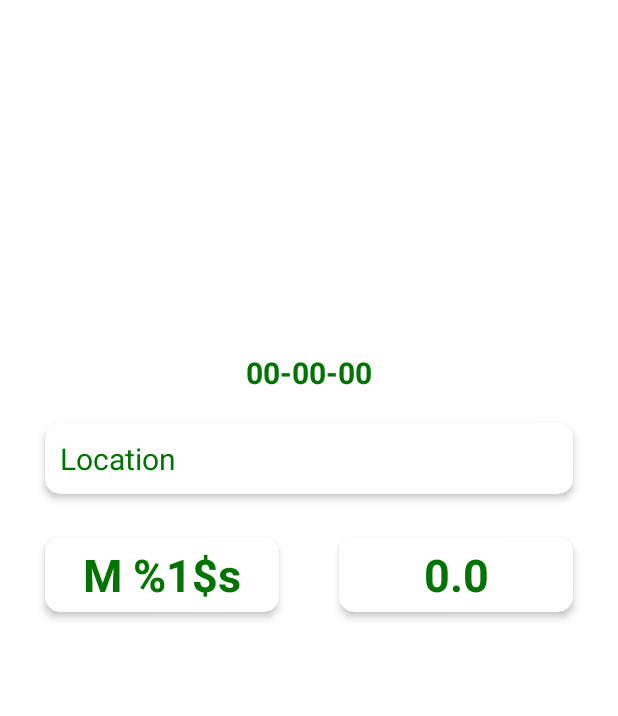
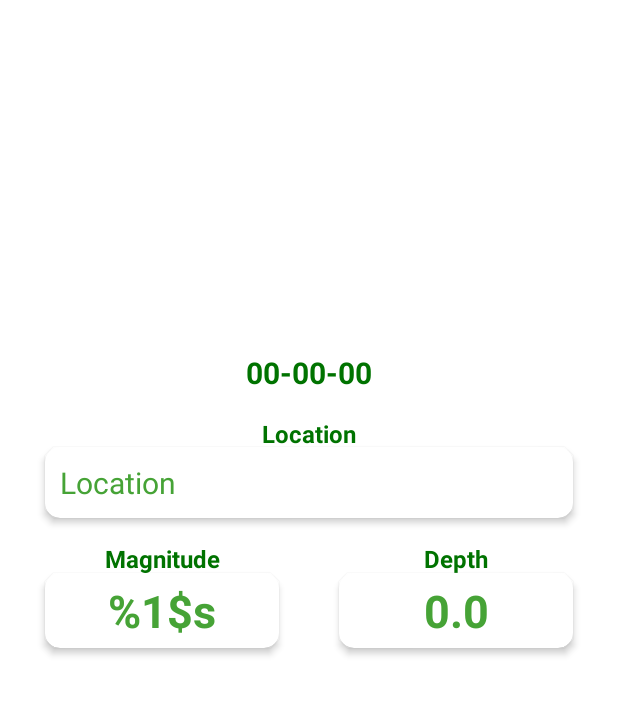
Before and after one commit to Kurohayabusa-r/capstone, an Android app: the fragment EarthquakeDetailFragment shown on its own in the app's theme, on a phone screen of 412 x 824 dp, the part 464-1180 px from its top. Run offline under Robolectric (Android 15) with nearby library versions, the phone set to English and light mode, and no system bars.

Commit message:
Add some changes to the app UI

```diff
--- a/Android/ENDF/app/src/main/java/com/b21cap0397/endf/MainActivity.kt
+++ b/Android/ENDF/app/src/main/java/com/b21cap0397/endf/MainActivity.kt
@@ -34,6 +34,7 @@ class MainActivity : AppCompatActivity() {
         menuInflater.inflate(R.menu.menu, menu)
         return super.onCreateOptionsMenu(menu)
     }
+
     override fun onOptionsItemSelected(item: MenuItem): Boolean {
         if (item.itemId == R.id.action_language_settings) {
             val mIntent = Intent(Settings.ACTION_LOCALE_SETTINGS)
--- a/Android/ENDF/app/src/main/java/com/b21cap0397/endf/ui/earthquake/EarthquakeFiveViewModel.kt
+++ b/Android/ENDF/app/src/main/java/com/b21cap0397/endf/ui/earthquake/EarthquakeFiveViewModel.kt
@@ -47,9 +47,7 @@ class EarthquakeFiveViewModel : ViewModel() {
 
                     gempaObjects.add(gempaLimaSr)
                 }
-
                 gempaList.postValue(gempaObjects)
-//                gempaList.value = gempaObjects
             }
 
             override fun onFailure(
@@ -92,5 +90,6 @@ class EarthquakeFiveViewModel : ViewModel() {
             }
     }
 
+
     fun getEarthquakeList(): LiveData<ArrayList<EarthquakeFiveEntity>> = gempaList
 }
--- a/Android/ENDF/app/src/main/res/layout/fragment_eq_detail.xml
+++ b/Android/ENDF/app/src/main/res/layout/fragment_eq_detail.xml
@@ -32,15 +32,29 @@
             app:layout_constraintStart_toStartOf="parent"
             app:layout_constraintTop_toTopOf="parent" />
 
+        <TextView
+            android:id="@+id/tv_eq_dtl_location"
+            style="@style/Theme.ENDF.PredictionKeys"
+            android:layout_width="0dp"
+            android:layout_height="wrap_content"
+            android:layout_marginStart="20dp"
+            android:layout_marginTop="16dp"
+            android:layout_marginEnd="20dp"
+            android:gravity="center"
+            android:text="@string/location"
+            app:layout_constraintEnd_toEndOf="parent"
+            app:layout_constraintStart_toStartOf="parent"
+            app:layout_constraintTop_toBottomOf="@id/tv_eq_dtl_date_value" />
+
+
         <com.google.android.material.card.MaterialCardView
             android:id="@+id/cv_eq_dtl_location"
             style="@style/Theme.ENDF.CardViewStyleEq"
             android:layout_width="match_parent"
             android:layout_height="wrap_content"
-            android:layout_marginTop="16dp"
             app:layout_constraintEnd_toEndOf="parent"
             app:layout_constraintStart_toStartOf="parent"
-            app:layout_constraintTop_toBottomOf="@+id/tv_eq_dtl_date_value">
+            app:layout_constraintTop_toTopOf="@+id/tv_eq_dtl_location">
 
             <TextView
                 android:id="@+id/tv_eq_dtl_location_value"
@@ -54,6 +68,22 @@
                 android:textStyle="normal" />
         </com.google.android.material.card.MaterialCardView>
 
+        <TextView
+            android:id="@+id/tv_eq_dtl_mgn"
+            style="@style/Theme.ENDF.PredictionKeys"
+            android:layout_width="0dp"
+            android:layout_height="wrap_content"
+            android:layout_marginStart="20dp"
+            android:layout_marginTop="16dp"
+            android:layout_marginEnd="20dp"
+            android:gravity="center"
+            android:text="@string/prediction_magnitude"
+            app:layout_constraintBottom_toTopOf="@+id/cv_eq_dtl_mgn"
+            app:layout_constraintEnd_toStartOf="@id/tv_eq_dtl_dpt"
+            app:layout_constraintStart_toStartOf="parent"
+            app:layout_constraintTop_toBottomOf="@+id/cv_eq_dtl_location"
+            app:layout_constraintVertical_bias="0.0" />
+
         <com.google.android.material.card.MaterialCardView
             android:id="@+id/cv_eq_dtl_mgn"
             style="@style/Theme.ENDF.CardViewStyleEq"
@@ -64,7 +94,7 @@
             app:layout_constraintEnd_toStartOf="@+id/cv_eq_dtl_dpt_"
             app:layout_constraintStart_toStartOf="parent"
             app:layout_constraintTop_toBottomOf="@+id/cv_eq_dtl_location"
-            app:layout_constraintVertical_bias="0.1">
+            app:layout_constraintVertical_bias="0.244">
 
             <TextView
                 android:id="@+id/tv_eq_dtl_mgn_value"
@@ -73,6 +103,22 @@
                 android:layout_height="match_parent"
                 android:text="@string/gempa_magnitude" />
         </com.google.android.material.card.MaterialCardView>
+
+        <TextView
+            android:id="@+id/tv_eq_dtl_dpt"
+            style="@style/Theme.ENDF.PredictionKeys"
+            android:layout_width="0dp"
+            android:layout_height="wrap_content"
+            android:layout_marginStart="20dp"
+            android:layout_marginTop="16dp"
+            android:layout_marginEnd="20dp"
+            android:gravity="center"
+            android:text="@string/gempa_depth"
+            app:layout_constraintBottom_toTopOf="@+id/cv_eq_dtl_dpt_"
+            app:layout_constraintEnd_toEndOf="parent"
+            app:layout_constraintStart_toEndOf="@id/tv_eq_dtl_mgn"
+            app:layout_constraintTop_toBottomOf="@+id/cv_eq_dtl_location"
+            app:layout_constraintVertical_bias="0.0" />
 
         <com.google.android.material.card.MaterialCardView
             android:id="@+id/cv_eq_dtl_dpt_"
@@ -84,7 +130,7 @@
             app:layout_constraintEnd_toEndOf="parent"
             app:layout_constraintStart_toEndOf="@+id/cv_eq_dtl_mgn"
             app:layout_constraintTop_toBottomOf="@+id/cv_eq_dtl_location"
-            app:layout_constraintVertical_bias="0.1">
+            app:layout_constraintVertical_bias="0.244">
 
             <TextView
                 android:id="@+id/tv_eq_dtl_dpt_value"
--- a/Android/ENDF/app/src/main/res/menu/menu.xml
+++ b/Android/ENDF/app/src/main/res/menu/menu.xml
@@ -4,9 +4,5 @@
     <item
         android:id="@+id/action_language_settings"
         android:title="@string/change_language_settings"
-        app:showAsAction="never"/>
-    <item
-        android:id="@+id/action_change_settings"
-        android:title="@string/change_settings"
-        app:showAsAction="never"/>
+        app:showAsAction="never" />
 </menu>
--- a/Android/ENDF/app/src/main/res/values/strings.xml
+++ b/Android/ENDF/app/src/main/res/values/strings.xml
@@ -13,7 +13,7 @@
     <string name="gempa_skala">%1$s</string>
     <string name="map_mode">Map Mode</string>
 
-    <string name="gempa_magnitude">M %1$s</string>
+    <string name="gempa_magnitude">%1$s</string>
     <string name="gempa_date">Date</string>
     <string name="gempa_date_value">00-00-00</string>
 
--- a/Android/ENDF/app/src/main/res/values/themes.xml
+++ b/Android/ENDF/app/src/main/res/values/themes.xml
@@ -30,7 +30,7 @@
     <style name="Theme.ENDF.TextViewEq" parent="Widget.MaterialComponents.TextView">
         <item name="android:textSize">30sp</item>
         <item name="android:textStyle">bold</item>
-        <item name="android:textColor">@color/primaryDarkColor</item>
+        <item name="android:textColor">@color/primaryColor</item>
         <item name="android:gravity">center</item>
 
     </style>
```
